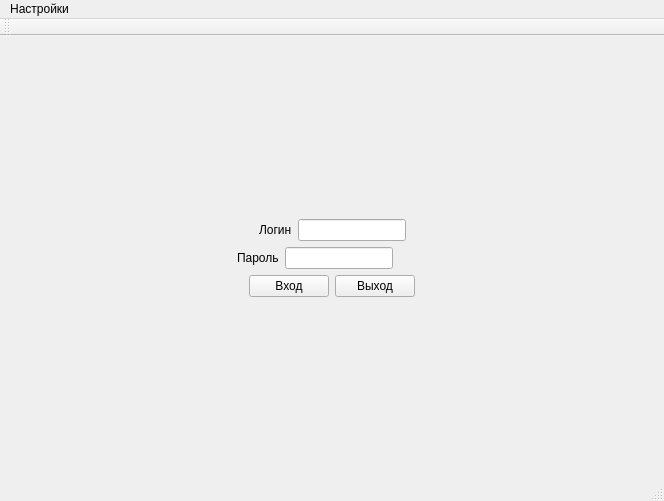
vadimnovikovgit/printaccounting, file mainwindow.ui: the form before one commit.
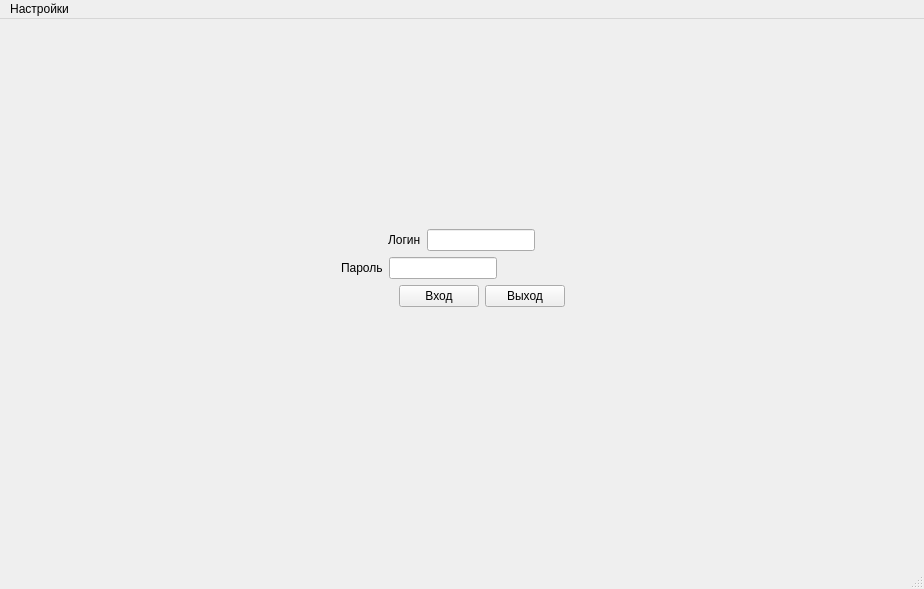
The form after the commit.

```diff
--- a/mainwindow.ui
+++ b/mainwindow.ui
@@ -6,15 +6,21 @@
    <rect>
     <x>0</x>
     <y>0</y>
-    <width>664</width>
-    <height>501</height>
+    <width>924</width>
+    <height>589</height>
    </rect>
   </property>
   <property name="windowTitle">
    <string>MainWindow</string>
   </property>
   <widget class="QWidget" name="centralWidget">
-   <layout class="QVBoxLayout" name="verticalLayout">
+   <layout class="QGridLayout" name="gridLayout">
+    <item row="0" column="0">
+     <widget class="QStackedWidget" name="stackedWidget">
+      <widget class="QWidget" name="page_0">
+       <layout class="QGridLayout" name="gridLayout_2">
+        <item row="0" column="1">
+         <layout class="QVBoxLayout" name="verticalLayout_2">
     <item>
      <spacer name="verticalSpacer_2">
       <property name="orientation">
@@ -31,7 +37,7 @@
     <item>
      <layout class="QHBoxLayout" name="horizontalLayout">
       <item>
-       <spacer name="horizontalSpacer_17">
+             <spacer name="horizontalSpacer_3">
         <property name="orientation">
          <enum>Qt::Horizontal</enum>
         </property>
@@ -57,7 +63,7 @@
        </spacer>
       </item>
       <item>
-       <spacer name="horizontalSpacer_15">
+             <spacer name="horizontalSpacer_18">
         <property name="orientation">
          <enum>Qt::Horizontal</enum>
         </property>
@@ -70,7 +76,7 @@
        </spacer>
       </item>
       <item>
-       <spacer name="horizontalSpacer_14">
+             <spacer name="horizontalSpacer_22">
         <property name="orientation">
          <enum>Qt::Horizontal</enum>
         </property>
@@ -83,7 +89,7 @@
        </spacer>
       </item>
       <item>
-       <spacer name="horizontalSpacer_13">
+             <spacer name="horizontalSpacer_20">
         <property name="orientation">
          <enum>Qt::Horizontal</enum>
         </property>
@@ -105,32 +111,6 @@
       <item>
        <widget class="QLineEdit" name="loginForm"/>
       </item>
-      <item>
-       <spacer name="horizontalSpacer_18">
-        <property name="orientation">
-         <enum>Qt::Horizontal</enum>
-        </property>
-        <property name="sizeHint" stdset="0">
-         <size>
-          <width>40</width>
-          <height>20</height>
-         </size>
-        </property>
-       </spacer>
-      </item>
-      <item>
-       <spacer name="horizontalSpacer_22">
-        <property name="orientation">
-         <enum>Qt::Horizontal</enum>
-        </property>
-        <property name="sizeHint" stdset="0">
-         <size>
-          <width>40</width>
-          <height>20</height>
-         </size>
-        </property>
-       </spacer>
-      </item>
       <item>
        <spacer name="horizontalSpacer_21">
         <property name="orientation">
@@ -145,7 +125,7 @@
        </spacer>
       </item>
       <item>
-       <spacer name="horizontalSpacer_20">
+             <spacer name="horizontalSpacer_23">
         <property name="orientation">
          <enum>Qt::Horizontal</enum>
         </property>
@@ -170,10 +150,19 @@
         </property>
        </spacer>
       </item>
-     </layout>
-    </item>
     <item>
-     <layout class="QHBoxLayout" name="horizontalLayout_3">
+             <spacer name="horizontalSpacer_17">
+              <property name="orientation">
+               <enum>Qt::Horizontal</enum>
+              </property>
+              <property name="sizeHint" stdset="0">
+               <size>
+                <width>40</width>
+                <height>20</height>
+               </size>
+              </property>
+             </spacer>
+            </item>
       <item>
        <spacer name="horizontalSpacer_5">
         <property name="orientation">
@@ -187,11 +176,18 @@
         </property>
        </spacer>
       </item>
+           </layout>
+          </item>
+          <item>
+           <layout class="QHBoxLayout" name="horizontalLayout_2">
       <item>
        <spacer name="horizontalSpacer_4">
         <property name="orientation">
          <enum>Qt::Horizontal</enum>
         </property>
+              <property name="sizeType">
+               <enum>QSizePolicy::Expanding</enum>
+              </property>
         <property name="sizeHint" stdset="0">
          <size>
           <width>40</width>
@@ -201,7 +197,7 @@
        </spacer>
       </item>
       <item>
-       <spacer name="horizontalSpacer_3">
+             <spacer name="horizontalSpacer_9">
         <property name="orientation">
          <enum>Qt::Horizontal</enum>
         </property>
@@ -214,26 +210,39 @@
        </spacer>
       </item>
       <item>
-       <spacer name="horizontalSpacer_2">
+             <spacer name="horizontalSpacer_7">
         <property name="orientation">
          <enum>Qt::Horizontal</enum>
         </property>
         <property name="sizeHint" stdset="0">
          <size>
-          <width>10</width>
+                <width>40</width>
           <height>20</height>
          </size>
         </property>
        </spacer>
       </item>
       <item>
-       <spacer name="horizontalSpacer">
+             <spacer name="horizontalSpacer_13">
         <property name="orientation">
          <enum>Qt::Horizontal</enum>
         </property>
         <property name="sizeHint" stdset="0">
          <size>
-          <width>10</width>
+                <width>40</width>
+                <height>20</height>
+               </size>
+              </property>
+             </spacer>
+            </item>
+            <item>
+             <spacer name="horizontalSpacer_11">
+              <property name="orientation">
+               <enum>Qt::Horizontal</enum>
+              </property>
+              <property name="sizeHint" stdset="0">
+               <size>
+                <width>40</width>
           <height>20</height>
          </size>
         </property>
@@ -247,36 +256,32 @@
        </widget>
       </item>
       <item>
-       <widget class="QLineEdit" name="passwordForm">
-        <property name="contextMenuPolicy">
-         <enum>Qt::PreventContextMenu</enum>
-        </property>
-        <property name="cursorMoveStyle">
-         <enum>Qt::LogicalMoveStyle</enum>
-        </property>
-       </widget>
+             <widget class="QLineEdit" name="passwordForm"/>
       </item>
       <item>
-       <spacer name="horizontalSpacer_6">
+             <spacer name="horizontalSpacer_14">
         <property name="orientation">
          <enum>Qt::Horizontal</enum>
         </property>
+              <property name="sizeType">
+               <enum>QSizePolicy::Preferred</enum>
+              </property>
         <property name="sizeHint" stdset="0">
          <size>
-          <width>80</width>
+                <width>150</width>
           <height>20</height>
          </size>
         </property>
        </spacer>
       </item>
       <item>
-       <spacer name="horizontalSpacer_7">
+             <spacer name="horizontalSpacer_12">
         <property name="orientation">
          <enum>Qt::Horizontal</enum>
         </property>
         <property name="sizeHint" stdset="0">
          <size>
-          <width>20</width>
+                <width>40</width>
           <height>20</height>
          </size>
         </property>
@@ -295,19 +300,6 @@
         </property>
        </spacer>
       </item>
-      <item>
-       <spacer name="horizontalSpacer_9">
-        <property name="orientation">
-         <enum>Qt::Horizontal</enum>
-        </property>
-        <property name="sizeHint" stdset="0">
-         <size>
-          <width>40</width>
-          <height>20</height>
-         </size>
-        </property>
-       </spacer>
-      </item>
       <item>
        <spacer name="horizontalSpacer_10">
         <property name="orientation">
@@ -321,15 +313,49 @@
         </property>
        </spacer>
       </item>
-     </layout>
-    </item>
+            <item>
+             <spacer name="horizontalSpacer_6">
+              <property name="orientation">
+               <enum>Qt::Horizontal</enum>
+              </property>
+              <property name="sizeType">
+               <enum>QSizePolicy::Expanding</enum>
+              </property>
+              <property name="sizeHint" stdset="0">
+               <size>
+                <width>40</width>
+                <height>20</height>
+               </size>
+              </property>
+             </spacer>
+            </item>
+           </layout>
+          </item>
+         </layout>
+        </item>
+        <item row="1" column="1">
+         <layout class="QHBoxLayout" name="horizontalLayout_3">
     <item>
-     <layout class="QHBoxLayout" name="horizontalLayout_2">
+           <spacer name="horizontalSpacer">
+            <property name="orientation">
+             <enum>Qt::Horizontal</enum>
+            </property>
+            <property name="sizeHint" stdset="0">
+             <size>
+              <width>40</width>
+              <height>20</height>
+             </size>
+            </property>
+           </spacer>
+          </item>
       <item>
-       <spacer name="horizontalSpacer_11">
+           <spacer name="horizontalSpacer_15">
         <property name="orientation">
          <enum>Qt::Horizontal</enum>
         </property>
+            <property name="sizeType">
+             <enum>QSizePolicy::Preferred</enum>
+            </property>
         <property name="sizeHint" stdset="0">
          <size>
           <width>40</width>
@@ -339,7 +365,7 @@
        </spacer>
       </item>
       <item>
-       <widget class="QPushButton" name="EnterButton">
+           <widget class="QPushButton" name="enterButton">
         <property name="text">
          <string>Вход</string>
         </property>
@@ -353,7 +379,7 @@
        </widget>
       </item>
       <item>
-       <spacer name="horizontalSpacer_12">
+           <spacer name="horizontalSpacer_2">
         <property name="orientation">
          <enum>Qt::Horizontal</enum>
         </property>
@@ -367,7 +393,7 @@
       </item>
      </layout>
     </item>
-    <item>
+        <item row="2" column="1">
      <spacer name="verticalSpacer">
       <property name="orientation">
        <enum>Qt::Vertical</enum>
@@ -382,12 +408,17 @@
     </item>
    </layout>
   </widget>
+      <widget class="QWidget" name="page_1"/>
+     </widget>
+    </item>
+   </layout>
+  </widget>
   <widget class="QMenuBar" name="menuBar">
    <property name="geometry">
     <rect>
      <x>0</x>
      <y>0</y>
-     <width>664</width>
+     <width>924</width>
      <height>21</height>
     </rect>
    </property>
@@ -399,14 +430,6 @@
    </widget>
    <addaction name="menu"/>
   </widget>
-  <widget class="QToolBar" name="mainToolBar">
-   <attribute name="toolBarArea">
-    <enum>TopToolBarArea</enum>
-   </attribute>
-   <attribute name="toolBarBreak">
-    <bool>false</bool>
-   </attribute>
-  </widget>
   <widget class="QStatusBar" name="statusBar"/>
   <action name="action">
    <property name="text">
```
Lines whose indentation alone changed are shown as unchanged.
